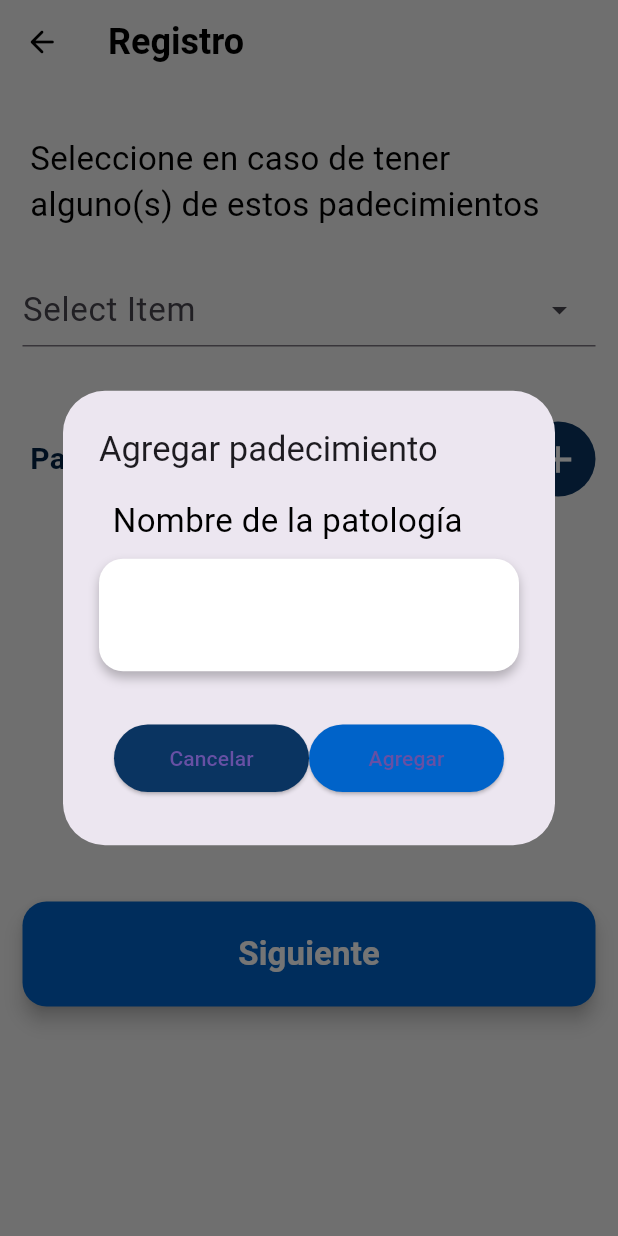
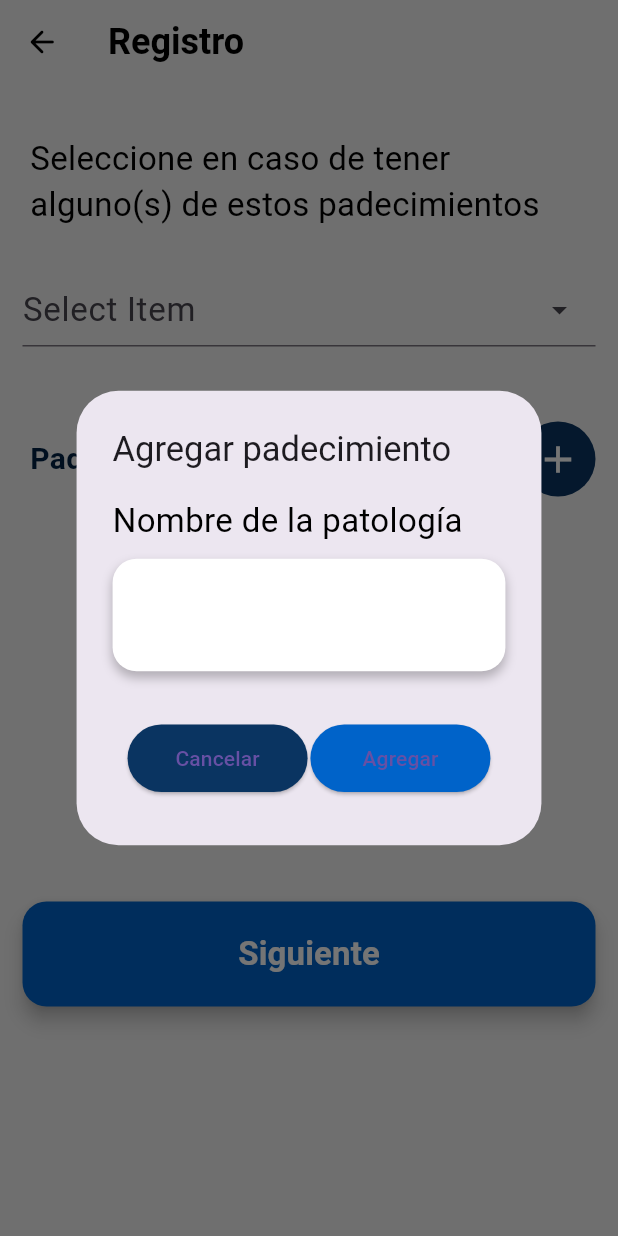
Before and after one commit to MonItzel/App_Medicamentos, a Flutter app: the Pathologies screen opened directly with empty values, after a tap on the "add" icon, on a phone screen of 412 x 824 dp. Run offline on Flutter 3.47's test engine with Material 3 defaults, Android fonts, the phone set to English and light mode, and no system bars; drawn by our look-alikes of dropdown_textfield; our stand-ins replace flutter_holo_date_picker, flutter_local_notifications, mask_text_input_formatter, page_transition, sqflite, syncfusion_flutter_datepicker; missing offline and left inert: flutter_alarm_clock; accounts and stored records are empty.

Commit message:
correccion botones patologias

```diff
--- a/lib/pages/register/pathologies.dart
+++ b/lib/pages/register/pathologies.dart
@@ -240,7 +240,7 @@ class _Pathologies extends State <Pathologies> {
                                             ElevatedButton(
                                               style: ElevatedButton.styleFrom(
                                                 backgroundColor: Color(0xFF0A3461),
-                                                minimumSize: Size(130, 45),
+                                                minimumSize: Size(120, 45),
                                               ),
                                               onPressed: () {
                                                 Navigator.of(context).pop();
@@ -251,7 +251,7 @@ class _Pathologies extends State <Pathologies> {
                                             ElevatedButton(
                                                 style: ElevatedButton.styleFrom(
                                                   backgroundColor: Color(0xFF0063C9),
-                                                  minimumSize: Size(130, 45),
+                                                  minimumSize: Size(120, 45),
                                                 ),
                                                 onPressed: (){
                                                   if(otraspatController.text.isEmpty){
```
